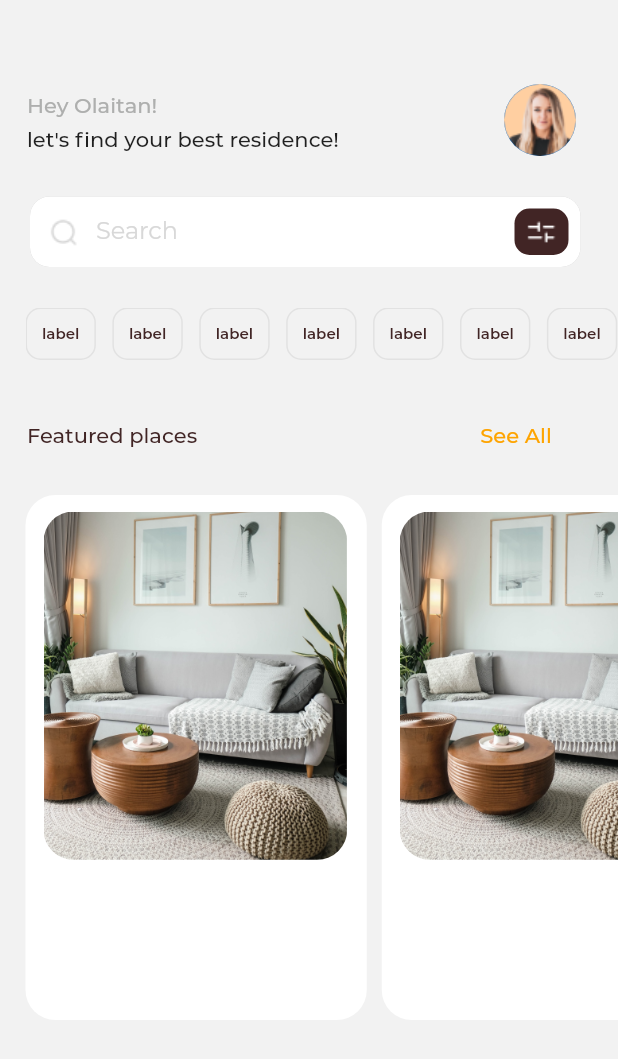
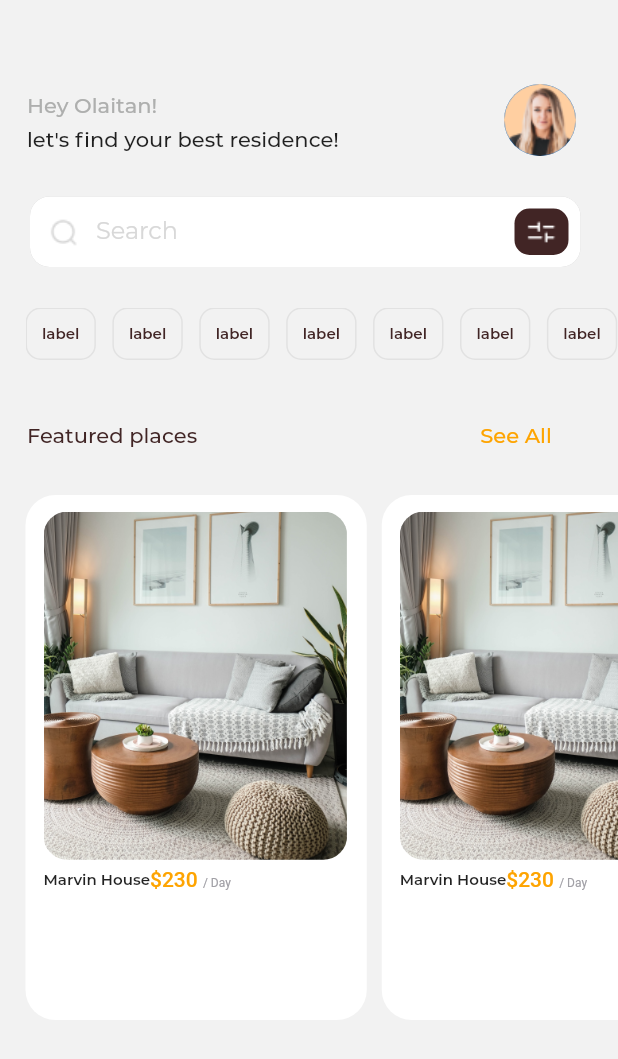
Before and after one commit to onumengine/encostay, a Flutter app: the HomeScreen screen opened directly, on a phone screen of 412 x 824 dp. Shown: the top 1059 px of the screen. Run offline on Flutter 3.47's test engine with Material 2 defaults, Android fonts, the phone set to English and light mode, and no system bars; our stand-ins replace introduction_screen; project files that could hold a hidden picture were left out.

Commit message:
add the name and price headers to the apartment card

```diff
--- a/lib/ui/molecules/apartment_card.dart
+++ b/lib/ui/molecules/apartment_card.dart
@@ -31,7 +31,7 @@ class _ApartmentCardState extends State<ApartmentCard> {
                 fit: StackFit.expand,
                 children: <Widget>[
                   ClipRRect(
-                    borderRadius: BorderRadius.circular(20),
+                    borderRadius: BorderRadius.circular(16),
                     child: Image(
                       image: AssetImage('lib/assets/images/apartment_pic.png'),
                     ),
@@ -39,7 +39,39 @@ class _ApartmentCardState extends State<ApartmentCard> {
                 ],
               ),
             ),
-            Row(),
+            Row(
+              children: [
+                Text(
+                  'Marvin House',
+                  style: TextStyle(
+                    fontSize: 10,
+                    fontWeight: FontWeight.w600,
+                    height: 18 / 10,
+                  ),
+                ),
+                RichText(
+                  text: TextSpan(
+                    style: TextStyle(
+                      fontSize: 8,
+                      height: 18 / 8,
+                      color: Color(0xffa1a0a6),
+                    ),
+                    children: [
+                      TextSpan(
+                        text: '\$230 ',
+                        style: TextStyle(
+                          color: brandOrange,
+                          fontSize: 14,
+                          fontWeight: FontWeight.w500,
+                          height: 23 / 14,
+                        ),
+                      ),
+                      TextSpan(text: '/ Day'),
+                    ],
+                  ),
+                ),
+              ],
+            ),
             Text(''),
             Row(),
           ],
```
